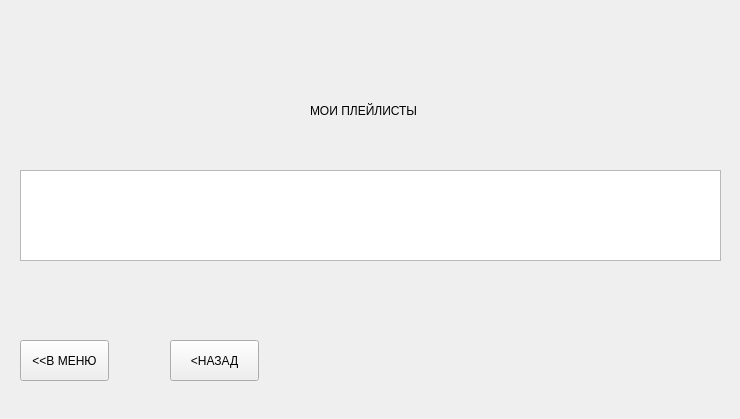
Qt form Coursework_DB/MusicService/Views/playlistview.ui (Juliasunn/BMSTU) before a commit.
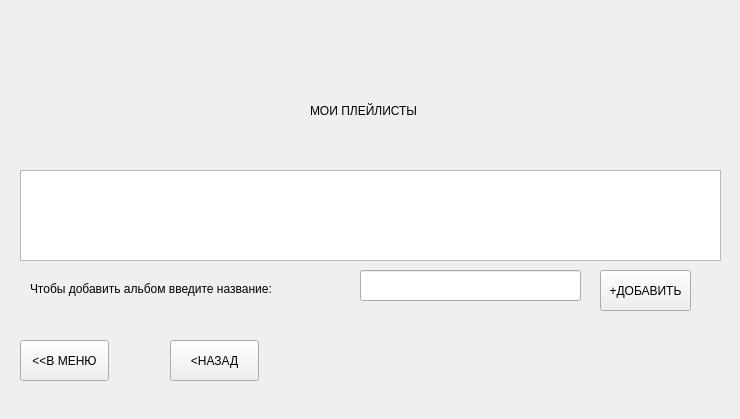
The same form after that commit.

Diff of the .ui file:
```diff
--- a/Coursework_DB/MusicService/Views/playlistview.ui
+++ b/Coursework_DB/MusicService/Views/playlistview.ui
@@ -62,6 +62,42 @@
     <string>&lt;НАЗАД</string>
    </property>
   </widget>
+  <widget class="QPushButton" name="btnMenu_3">
+   <property name="geometry">
+    <rect>
+     <x>600</x>
+     <y>270</y>
+     <width>91</width>
+     <height>41</height>
+    </rect>
+   </property>
+   <property name="text">
+    <string>+ДОБАВИТЬ</string>
+   </property>
+  </widget>
+  <widget class="QLabel" name="label_2">
+   <property name="geometry">
+    <rect>
+     <x>30</x>
+     <y>280</y>
+     <width>331</width>
+     <height>17</height>
+    </rect>
+   </property>
+   <property name="text">
+    <string>Чтобы добавить альбом введите название:</string>
+   </property>
+  </widget>
+  <widget class="QLineEdit" name="lineEdit">
+   <property name="geometry">
+    <rect>
+     <x>360</x>
+     <y>270</y>
+     <width>221</width>
+     <height>31</height>
+    </rect>
+   </property>
+  </widget>
  </widget>
  <resources/>
  <connections/>
```
